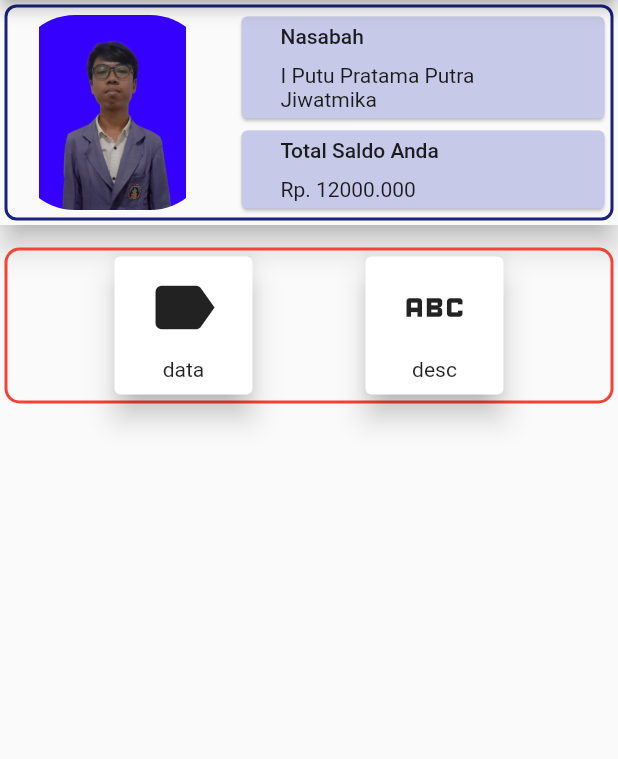
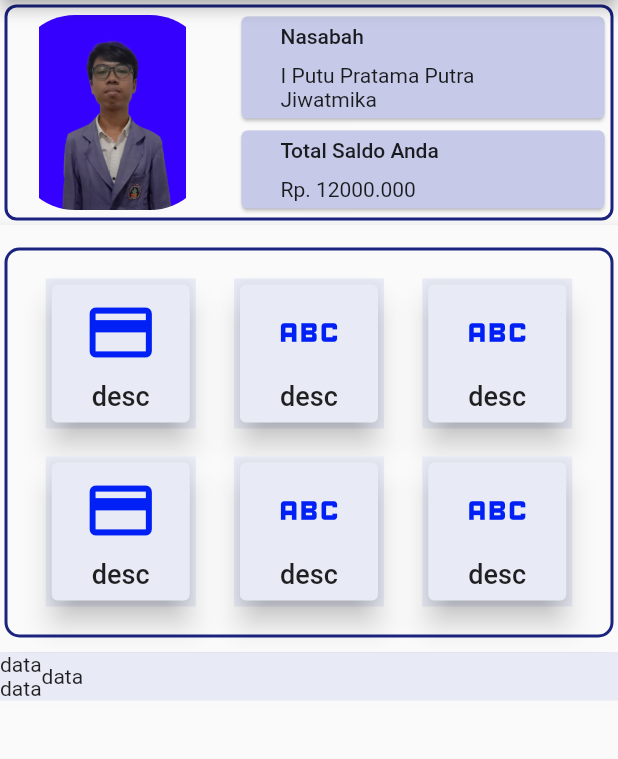
Before and after one commit to jiwatmikapratama/module3-layout-navigation, a Flutter app: the screen it shows after launch, after a tap on "Login", on a phone screen of 412 x 824 dp, the part 84-843 px from its top. Run offline on Flutter 3.47's test engine with Material 2 defaults, Android fonts, the phone set to English and light mode, and no system bars.

Commit message:
Menambahkan list kategori pada home

```diff
--- a/lib/component/icon.dart
+++ b/lib/component/icon.dart
@@ -1,5 +1,3 @@
-import 'package:flutter/src/widgets/container.dart';
-import 'package:flutter/src/widgets/framework.dart';
 import 'package:flutter/material.dart';
 
 class Ikon extends StatelessWidget {
@@ -12,7 +10,9 @@ class Ikon extends StatelessWidget {
     return Container(
       width: 100,
       height: 100,
+      color: Color(0xFFe8ebf5),
       child: Card(
+        color: Color(0xFFe8ebf5),
         elevation: 8,
         child: Column(
           mainAxisAlignment: MainAxisAlignment.spaceEvenly,
@@ -20,8 +20,15 @@ class Ikon extends StatelessWidget {
             Icon(
               imageicon,
               size: 50,
+              color: Color(0XFF0020f6),
             ),
-            Text(desc)
+            Text(
+              desc,
+              style: TextStyle(
+                fontSize: 18,
+                fontWeight: FontWeight.w500,
+              ),
+            ),
           ],
         ),
       ),
--- a/lib/layouts/home.dart
+++ b/lib/layouts/home.dart
@@ -137,39 +137,50 @@ class Home extends StatelessWidget {
                     ),
                   ),
                 ),
-                Container(
+                Material(
+                  elevation: 8,
+                  child: Container(
+                    height: 260,
                     margin: EdgeInsets.fromLTRB(3.0, 15.0, 3.0, 10.0),
                     decoration: BoxDecoration(
                         border: Border.all(
-                        color: Colors.red,
+                          color: Color(0xFF1a247f),
                           width: 2,
                         ),
                         borderRadius: BorderRadius.circular(10)),
                     child: Column(
+                      mainAxisAlignment: MainAxisAlignment.spaceEvenly,
                       children: [
                         Row(
                           mainAxisAlignment: MainAxisAlignment.spaceEvenly,
                           children: [
-                          Container(
-                            width: 100,
-                            height: 100,
-                            child: Card(
-                              elevation: 8,
-                              child: Column(
-                                mainAxisAlignment:
-                                    MainAxisAlignment.spaceEvenly,
+                            Ikon(Icons.payment, 'desc'),
+                            Ikon(Icons.abc, 'desc'),
+                            Ikon(Icons.abc, 'desc'),
+                          ],
+                        ),
+                        Row(
+                          mainAxisAlignment: MainAxisAlignment.spaceEvenly,
                           children: [
-                                  Icon(
-                                    Icons.label,
-                                    size: 50,
+                            Ikon(Icons.payment, 'desc'),
+                            Ikon(Icons.abc, 'desc'),
+                            Ikon(Icons.abc, 'desc'),
+                          ],
                         ),
-                                  Text('data')
                       ],
                     ),
                   ),
                 ),
-                          Ikon(Icons.abc, 'desc')
-                        ],
+                Container(
+                  width: double.infinity,
+                  color: Color(0xFFe8ebf5),
+                  child: Row(
+                    children: [
+                      Column(
+                        children: [Text('data'), Text('data')],
+                      ),
+                      Container(
+                        child: Text('data'),
                       )
                     ],
                   ),
```
Lines whose indentation alone changed are shown as unchanged.
